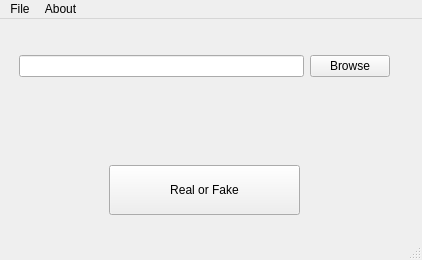
The window that gui/main.ui (med-boubekri/Covid-Fact-Checker) describes before a commit, drawn with Qt 5.
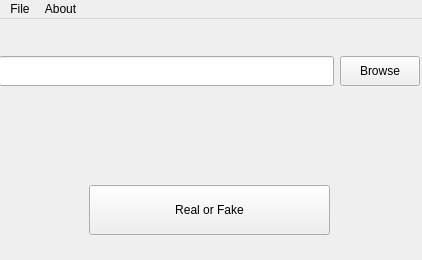
The same window after the commit.

```diff
--- a/gui/main.ui
+++ b/gui/main.ui
@@ -26,10 +26,10 @@
    <widget class="QWidget" name="verticalLayoutWidget">
     <property name="geometry">
      <rect>
-      <x>19</x>
-      <y>9</y>
-      <width>371</width>
-      <height>201</height>
+      <x>-1</x>
+      <y>-1</y>
+      <width>421</width>
+      <height>241</height>
      </rect>
     </property>
     <layout class="QVBoxLayout" name="vertical_layout">
@@ -58,10 +58,23 @@
         <enum>QLayout::SetNoConstraint</enum>
        </property>
        <item>
-        <widget class="QLineEdit" name="file_path_edit"/>
+        <widget class="QLineEdit" name="file_path_edit">
+         <property name="minimumSize">
+          <size>
+           <width>60</width>
+           <height>30</height>
+          </size>
+         </property>
+        </widget>
        </item>
        <item>
         <widget class="QPushButton" name="browse_button">
+         <property name="minimumSize">
+          <size>
+           <width>40</width>
+           <height>30</height>
+          </size>
+         </property>
          <property name="text">
           <string>Browse</string>
          </property>
@@ -169,7 +182,6 @@
    <addaction name="menu_file"/>
    <addaction name="menu_help"/>
   </widget>
-  <widget class="QStatusBar" name="statusbar"/>
   <action name="actionRecent">
    <property name="text">
     <string>Recent</string>
```
Left out of the diff: 2 changed lines with no effect on the pictures.
